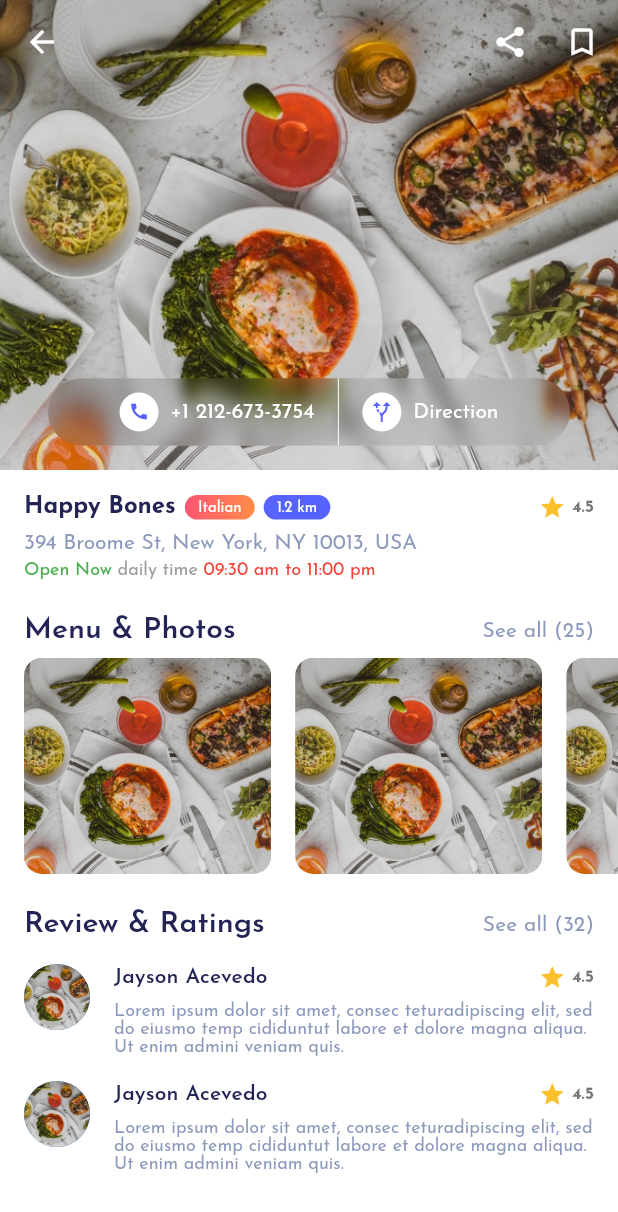
After one commit to iAhmadAmin/FlutterFoodyBite, a Flutter app: the screen it shows after launch, after a tap on "4.5", on a phone screen of 412 x 824 dp. The commit adds this screen. Shown: the top 1212 px of the screen. Run offline on Flutter 3.47's test engine with Material 2 defaults, Android fonts, the phone set to English and light mode, and no system bars; drawn by our look-alikes of glassmorphism; our stand-ins replace flutter_svg, get, photo_view.

Commit message:
restaurant page

```diff
--- a/lib/constants/colors.dart
+++ b/lib/constants/colors.dart
@@ -5,9 +5,9 @@ import 'package:foodybite/models/restaurant_model.dart';
 const kPrimaryColor = Color(0xFF5663FF);
 const kSecondaryColor = Color(0xFF6E7FAA);
 const kTextColor = Color(0xFF222455);
-final kSecondaryTextColor = const Color(0xFF6E7FAA).withOpacity(0.7);
+final kSecondaryTextColor = const Color(0xFF6E7FAA).withOpacity(0.8);
 final kTextFieldColor = Colors.white.withOpacity(0.25);
-final kBackgroundColor = Colors.white;
+const kBackgroundColor = Colors.white;
 
 // Food Category Gradients
 const kItalianGradient = LinearGradient(colors: [
--- a/lib/main.dart
+++ b/lib/main.dart
@@ -3,6 +3,10 @@ import 'package:foodybite/constants/colors.dart';
 import 'package:foodybite/utils/size_config.dart';
 import 'package:foodybite/view/pages/AuthFlow/ForgotPass/forgot_pass_page.dart';
 import 'package:foodybite/view/pages/HomeFlow/Filter/filter_page.dart';
+import 'package:foodybite/view/pages/HomeFlow/Home/home_page.dart';
+import 'package:foodybite/view/pages/HomeFlow/MenuPhoto/menu_photo_page.dart';
+import 'package:foodybite/view/pages/HomeFlow/PhotoView/photo_view_page.dart';
+import 'package:foodybite/view/pages/HomeFlow/Restaurant/restaurant_page.dart';
 import 'package:foodybite/view/pages/HomeFlow/Trending/trending_restaurants_page.dart';
 import 'package:foodybite/view/pages/RootPage/root_page.dart';
 import 'package:get/get.dart';
@@ -29,6 +33,6 @@ class Root extends StatelessWidget {
   @override
   Widget build(BuildContext context) {
     SizeConfig.initSize(context);
-    return FilterPage();
+    return HomePage();
   }
 }
--- a/lib/view/Widgets/heading_bar.dart
+++ b/lib/view/Widgets/heading_bar.dart
@@ -25,10 +25,10 @@ class HeadinBar extends StatelessWidget {
           children: [
             Text(
               label,
-              style: Theme.of(context)
-                  .textTheme
-                  .headline6
-                  .copyWith(color: kTextColor),
+              style: Theme.of(context).textTheme.headline6.copyWith(
+                    color: kTextColor,
+                    fontWeight: FontWeight.w600,
+                  ),
             ),
             GestureDetector(
               onTap: onTap,
--- a/lib/view/Widgets/restaurant_tile.dart
+++ b/lib/view/Widgets/restaurant_tile.dart
@@ -4,7 +4,9 @@ import 'package:foodybite/constants/consts.dart';
 import 'package:foodybite/constants/images.dart';
 import 'package:foodybite/models/restaurant_model.dart';
 import 'package:foodybite/utils/size_config.dart';
+import 'package:foodybite/view/pages/HomeFlow/Restaurant/restaurant_page.dart';
 import 'category_chip.dart';
+import 'package:get/get.dart';
 
 class RestaurantTile extends StatelessWidget {
   const RestaurantTile({
@@ -21,7 +23,11 @@ class RestaurantTile extends StatelessWidget {
     const int noOfFriends = 2;
     const int circleLimit = noOfFriends > 4 ? 4 : noOfFriends;
     const int more = noOfFriends - 4 > 0 ? noOfFriends - 4 : 0;
-    return Container(
+    return GestureDetector(
+      onTap: () {
+        Get.to(() => RestaurantPage());
+      },
+      child: Container(
           margin: margin,
           height: getRelativeWidth(0.7),
           width: getRelativeWidth(1),
@@ -145,8 +151,10 @@ class RestaurantTile extends StatelessWidget {
                       Row(
                         children: [
                           Text(restaurant.name,
-                            style:
-                                Theme.of(context).textTheme.subtitle1.copyWith(
+                              style: Theme.of(context)
+                                  .textTheme
+                                  .subtitle1
+                                  .copyWith(
                                     color: kTextColor,
                                     fontWeight: FontWeight.w800,
                                   )),
@@ -169,8 +177,10 @@ class RestaurantTile extends StatelessWidget {
                               ),
                               child: Text(
                                 '1.2 km',
-                              style:
-                                  Theme.of(context).textTheme.caption.copyWith(
+                                style: Theme.of(context)
+                                    .textTheme
+                                    .caption
+                                    .copyWith(
                                       color: Colors.white,
                                       fontSize: 10,
                                     ),
@@ -206,7 +216,8 @@ class RestaurantTile extends StatelessWidget {
                 ),
               ),
             ],
-        ));
+          )),
+    );
   }
 }
 
--- a/lib/view/Widgets/search_field.dart
+++ b/lib/view/Widgets/search_field.dart
@@ -7,10 +7,12 @@ import 'package:foodybite/constants/icons.dart';
 class SearchField extends StatelessWidget {
   const SearchField({
     Key key,
+    @required this.onLeadingTap,
     this.hint = 'Search',
   }) : super(key: key);
 
   final String hint;
+  final VoidCallback onLeadingTap;
 
   @override
   Widget build(BuildContext context) {
@@ -29,11 +31,16 @@ class SearchField extends StatelessWidget {
               blurRadius: 5,
             ),
           ]),
+      child: Row(
+        children: [
+          Expanded(
             child: TextFormField(
               textAlignVertical: TextAlignVertical.center,
               cursorColor: kTextColor,
-        style:
-            Theme.of(context).textTheme.subtitle1.copyWith(color: kTextColor),
+              style: Theme.of(context)
+                  .textTheme
+                  .subtitle1
+                  .copyWith(color: kTextColor),
               decoration: InputDecoration(
                 hintText: hint,
                 hintStyle: Theme.of(context)
@@ -42,17 +49,20 @@ class SearchField extends StatelessWidget {
                     .copyWith(color: kSecondaryTextColor),
                 border: InputBorder.none,
                 prefixIcon: Transform.scale(
-            scale: 0.4,
+                  scale: 0.34,
                   child: SvgPicture.asset(
                     MIcons.search,
                     color: kSecondaryTextColor,
                     height: 30,
                   ),
                 ),
-          suffixIcon: GestureDetector(
-            onTap: () {},
+              ),
+            ),
+          ),
+          GestureDetector(
+            onTap: onLeadingTap,
             child: Transform.scale(
-              scale: 0.4,
+              scale: 0.55,
               child: SvgPicture.asset(
                 MIcons.filter,
                 color: kSecondaryTextColor,
@@ -60,7 +70,10 @@ class SearchField extends StatelessWidget {
               ),
             ),
           ),
+          const SizedBox(
+            width: kPadding,
           ),
+        ],
       ),
     );
   }
--- a/lib/view/pages/HomeFlow/Home/home_page.dart
+++ b/lib/view/pages/HomeFlow/Home/home_page.dart
@@ -50,11 +50,14 @@ class _HomePageState extends State<HomePage> {
                     itemCount: restaurantList.length + 1,
                     itemBuilder: (_, index) {
                       return index < restaurantList.length
-                          ? RestaurantTile(
-                              restaurant: restaurantList[index],
-                              margin: const EdgeInsets.only(
-                                left: kPadding,
-                                bottom: 3,
+                          ? SizedBox(
+                              width: getRelativeWidth(0.9),
+                              child: RestaurantTile(
+                                restaurant: restaurantList[index],
+                                margin: const EdgeInsets.only(
+                                  left: kPadding,
+                                  bottom: 3,
+                                ),
                               ),
                             )
                           : const SizedBox(
--- /dev/null
+++ b/lib/view/pages/HomeFlow/Restaurant/restaurant_page.dart
@@ -0,0 +1,361 @@
+import 'package:flutter/material.dart';
+import 'package:foodybite/constants/colors.dart';
+import 'package:foodybite/constants/consts.dart';
+import 'package:foodybite/constants/images.dart';
+import 'package:foodybite/models/data.dart';
+import 'package:foodybite/models/restaurant_model.dart';
+import 'package:foodybite/utils/size_config.dart';
+import 'package:foodybite/view/widgets/category_chip.dart';
+import 'package:foodybite/view/widgets/heading_bar.dart';
+import 'package:glassmorphism/glassmorphism.dart';
+
+class RestaurantPage extends StatelessWidget {
+  RestaurantPage({Key key}) : super(key: key);
+
+  final restaurant = restaurantList[0];
+
+  @override
+  Widget build(BuildContext context) {
+    return Scaffold(
+      extendBodyBehindAppBar: true,
+      appBar: AppBar(
+        backgroundColor: Colors.transparent,
+        elevation: 0,
+        iconTheme: const IconThemeData(color: Colors.white),
+        actions: [
+          IconButton(
+            icon: const Icon(Icons.share),
+            onPressed: () {},
+          ),
+          IconButton(
+            icon: const Icon(Icons.bookmark_outline),
+            onPressed: () {},
+          )
+        ],
+      ),
+      body: SizedBox.expand(
+        child: SingleChildScrollView(
+          child: Column(
+            children: [
+              const RestTopTile(),
+              RestInfoTile(restaurant: restaurant),
+              const SizedBox(height: kPadding / 2),
+              const MenuPhotoBar(),
+              const SizedBox(height: kPadding * 1.5),
+              HeadinBar(label: 'Review & Ratings', count: '32', onTap: () {}),
+              const SizedBox(
+                height: kPadding / 2,
+              ),
+              ReviewTile(restaurant: restaurant),
+              ReviewTile(restaurant: restaurant),
+              const SizedBox(height: kPadding * 2),
+            ],
+          ),
+        ),
+      ),
+    );
+  }
+}
+
+class ReviewTile extends StatelessWidget {
+  const ReviewTile({
+    Key key,
+    @required this.restaurant,
+  }) : super(key: key);
+
+  final Restaurant restaurant;
+
+  @override
+  Widget build(BuildContext context) {
+    return Container(
+      margin: const EdgeInsets.symmetric(horizontal: kPadding),
+      padding: const EdgeInsets.only(bottom: kPadding),
+      child: Row(
+        crossAxisAlignment: CrossAxisAlignment.start,
+        children: [
+          const CircleAvatar(
+            radius: 22,
+            backgroundImage: AssetImage(Images.food),
+          ),
+          const SizedBox(
+            width: kPadding,
+          ),
+          Expanded(
+            child: Column(
+              children: [
+                Row(
+                  mainAxisAlignment: MainAxisAlignment.spaceBetween,
+                  children: [
+                    Text(
+                      'Jayson Acevedo',
+                      style: Theme.of(context).textTheme.subtitle2.copyWith(
+                            color: kTextColor,
+                            fontWeight: FontWeight.w600,
+                          ),
+                    ),
+                    const Spacer(),
+                    Icon(
+                      Icons.star,
+                      size: 18,
+                      color: Colors.yellow[700],
+                    ),
+                    const SizedBox(width: 4),
+                    Text(
+                      restaurant.rating.toString(),
+                      style: Theme.of(context)
+                          .textTheme
+                          .caption
+                          .copyWith(fontWeight: FontWeight.w800),
+                    ),
+                  ],
+                ),
+                const SizedBox(
+                  height: kPadding / 2,
+                ),
+                Text(
+                  'Lorem ipsum dolor sit amet, consec tetur'
+                  'adipiscing elit, sed do eiusmo temp cididunt'
+                  'ut labore et dolore magna aliqua. Ut enim ad'
+                  'mini veniam quis.',
+                  style: Theme.of(context).textTheme.caption.copyWith(
+                        color: kSecondaryTextColor,
+                      ),
+                ),
+              ],
+            ),
+          ),
+        ],
+      ),
+    );
+  }
+}
+
+class MenuPhotoBar extends StatelessWidget {
+  const MenuPhotoBar({
+    Key key,
+  }) : super(key: key);
+
+  @override
+  Widget build(BuildContext context) {
+    return Column(
+      children: [
+        HeadinBar(label: 'Menu & Photos', count: '25', onTap: () {}),
+        SizedBox(
+          height: getRelativeWidth(0.35),
+          child: ListView.builder(
+              itemCount: 4 + 1,
+              scrollDirection: Axis.horizontal,
+              itemBuilder: (_, index) {
+                return index < 4
+                    ? Padding(
+                        padding: const EdgeInsets.only(left: kPadding),
+                        child: SizedBox(
+                          height: getRelativeWidth(0.35),
+                          width: getRelativeWidth(0.4),
+                          child: ClipRRect(
+                            borderRadius: BorderRadius.circular(kBorderRadius),
+                            child: Image.asset(Images.food, fit: BoxFit.cover),
+                          ),
+                        ),
+                      )
+                    : const SizedBox(
+                        width: kPadding,
+                      );
+              }),
+        ),
+      ],
+    );
+  }
+}
+
+class RestTopTile extends StatelessWidget {
+  const RestTopTile({
+    Key key,
+  }) : super(key: key);
+
+  @override
+  Widget build(BuildContext context) {
+    return SizedBox(
+      height: getRelativeHeight(0.38),
+      width: getRelativeWidth(1),
+      child: Stack(
+        children: [
+          SizedBox.expand(
+            child: Image.asset(Images.food, fit: BoxFit.cover),
+          ),
+          Positioned(
+            bottom: kPadding,
+            right: kPadding * 2,
+            left: kPadding * 2,
+            child: GlassmorphicContainer(
+                height: 45,
+                borderRadius: 30,
+                blur: 4,
+                alignment: Alignment.bottomCenter,
+                border: 0,
+                linearGradient: LinearGradient(
+                    begin: Alignment.topLeft,
+                    end: Alignment.bottomRight,
+                    colors: [
+                      Colors.black.withOpacity(0.15),
+                      Colors.black.withOpacity(0.05),
+                    ],
+                    stops: const [
+                      0.1,
+                      1,
+                    ]),
+                borderGradient: LinearGradient(
+                  begin: Alignment.topLeft,
+                  end: Alignment.bottomRight,
+                  colors: [
+                    Colors.white.withOpacity(0.15),
+                    Colors.white.withOpacity(0.5),
+                  ],
+                ),
+                child: Center(
+                  child: Row(
+                    mainAxisAlignment: MainAxisAlignment.center,
+                    children: const [
+                      CircleAvatar(
+                          radius: 13,
+                          backgroundColor: Colors.white,
+                          child: Icon(
+                            Icons.call,
+                            size: 14,
+                            color: kPrimaryColor,
+                          )),
+                      const SizedBox(
+                        width: kPadding / 2,
+                      ),
+                      Text('+1 212-673-3754',
+                          style: TextStyle(color: Colors.white)),
+                      VerticalDivider(
+                        color: Colors.white,
+                        width: kPadding * 2,
+                      ),
+                      CircleAvatar(
+                          radius: 13,
+                          backgroundColor: Colors.white,
+                          child: Icon(
+                            Icons.alt_route,
+                            size: 16,
+                            color: kPrimaryColor,
+                          )),
+                      const SizedBox(
+                        width: kPadding / 2,
+                      ),
+                      Text('Direction', style: TextStyle(color: Colors.white))
+                    ],
+                  ),
+                )),
+          ),
+        ],
+      ),
+    );
+  }
+}
+
+class RestInfoTile extends StatelessWidget {
+  const RestInfoTile({
+    Key key,
+    @required this.restaurant,
+  }) : super(key: key);
+
+  final Restaurant restaurant;
+
+  @override
+  Widget build(BuildContext context) {
+    return Padding(
+      padding: const EdgeInsets.all(kPadding),
+      child: Column(
+        crossAxisAlignment: CrossAxisAlignment.start,
+        mainAxisAlignment: MainAxisAlignment.spaceBetween,
+        children: [
+          Row(
+            children: [
+              Text(restaurant.name,
+                  style: Theme.of(context).textTheme.subtitle1.copyWith(
+                        color: kTextColor,
+                        fontWeight: FontWeight.w800,
+                      )),
+              const SizedBox(
+                width: 6,
+              ),
+              CategoryChip(category: restaurant.category),
+              const SizedBox(
+                width: 6,
+              ),
+              Container(
+                  padding: const EdgeInsets.symmetric(
+                    horizontal: kPadding * 0.55,
+                    vertical: kPadding * 0.2,
+                  ),
+                  decoration: BoxDecoration(
+                    borderRadius: BorderRadius.circular(kBorderRadius),
+                    color: kPrimaryColor,
+                  ),
+                  child: Text(
+                    '1.2 km',
+                    style: Theme.of(context).textTheme.caption.copyWith(
+                          color: Colors.white,
+                          fontSize: 10,
+                        ),
+                  )),
+              const Spacer(),
+              Icon(
+                Icons.star,
+                size: 18,
+                color: Colors.yellow[700],
+              ),
+              const SizedBox(width: 4),
+              Text(
+                restaurant.rating.toString(),
+                style: Theme.of(context)
+                    .textTheme
+                    .caption
+                    .copyWith(fontWeight: FontWeight.w800),
+              ),
+            ],
+          ),
+          const SizedBox(
+            height: kPadding / 2,
+          ),
+          Text(
+            restaurant.address,
+            style: Theme.of(context)
+                .textTheme
+                .bodyText1
+                .copyWith(color: kSecondaryTextColor),
+          ),
+          const SizedBox(
+            height: kPadding / 3,
+          ),
+          RichText(
+            text: TextSpan(
+                text: 'Open Now',
+                style: Theme.of(context)
+                    .textTheme
+                    .caption
+                    .copyWith(color: Colors.green),
+                children: [
+                  TextSpan(
+                    text: ' daily time',
+                    style: Theme.of(context)
+                        .textTheme
+                        .caption
+                        .copyWith(color: Colors.grey),
+                  ),
+                  TextSpan(
+                    text: ' 09:30 am to 11:00 pm',
+                    style: Theme.of(context)
+                        .textTheme
+                        .caption
+                        .copyWith(color: Colors.red),
+                  ),
+                ]),
+          ),
+        ],
+      ),
+    );
+  }
+}
--- a/pubspec.yaml
+++ b/pubspec.yaml
@@ -14,6 +14,8 @@ dependencies:
   get: ^4.3.4
   flutter_svg: ^0.22.0
   glassmorphism: ^2.0.1
+  flutter_staggered_grid_view: ^0.4.0
+  photo_view: ^0.12.0
 
 dev_dependencies:
   flutter_test:
```
Also changed, not shown: lib/view/Widgets/rating_bar.dart (added, +46 -0 lines), lib/view/pages/HomeFlow/Filter/filter_page.dart (+5 -29 lines), lib/view/pages/HomeFlow/MenuPhoto/menu_photo_page.dart (added, +66 -0 lines), lib/view/pages/HomeFlow/PhotoView/photo_view_page.dart (added, +86 -0 lines), lib/view/pages/HomeFlow/Trending/trending_restaurants_page.dart (+6 -1 lines), pubspec.lock. Lines whose indentation alone changed are shown as unchanged.
